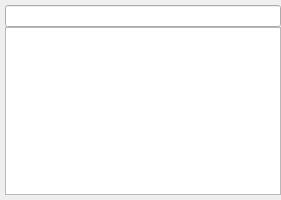
Qt form gui/gui/core/framework/nodepicker.ui (einsteinly/CAUV_old_software) before a commit.
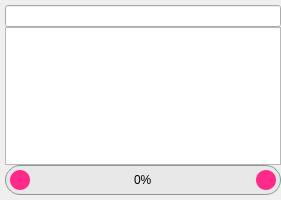
The same form after that commit. Custom widgets are drawn as their Qt base class.

Commit message: trying out ways to style widgets

The edit to the form file:
```diff
--- a/gui/gui/core/framework/nodepicker.ui
+++ b/gui/gui/core/framework/nodepicker.ui
@@ -63,6 +63,50 @@
      </property>
     </widget>
    </item>
+   <item>
+    <widget class="QSpinBox" name="spinBox">
+     <property name="minimumSize">
+      <size>
+       <width>0</width>
+       <height>30</height>
+      </size>
+     </property>
+     <property name="styleSheet">
+      <string notr="true"> QSpinBox {
+     border-width: 1px;
+     height: 30px;
+     border: 1px solid #939393;
+     background-color: #e8e8e8;
+     border-radius: 15px;
+     text-align: center;
+ }
+
+ 
+QSpinBox::down-button,
+QSpinBox::up-button {
+     subcontrol-origin: border;
+     subcontrol-position: center right; 
+     width: 20px;
+     height: 20px;
+	 background-color: rgb(255, 41, 137);
+     margin-right: 5px;
+     margin-left: 5px;
+     border-width: 10px;
+    border-radius: 10px;
+ }
+
+QSpinBox::down-button {
+     subcontrol-position: center left; 
+}</string>
+     </property>
+     <property name="alignment">
+      <set>Qt::AlignCenter</set>
+     </property>
+     <property name="suffix">
+      <string>%</string>
+     </property>
+    </widget>
+   </item>
   </layout>
  </widget>
  <customwidgets>
```
The commit also changes 5 other files.
